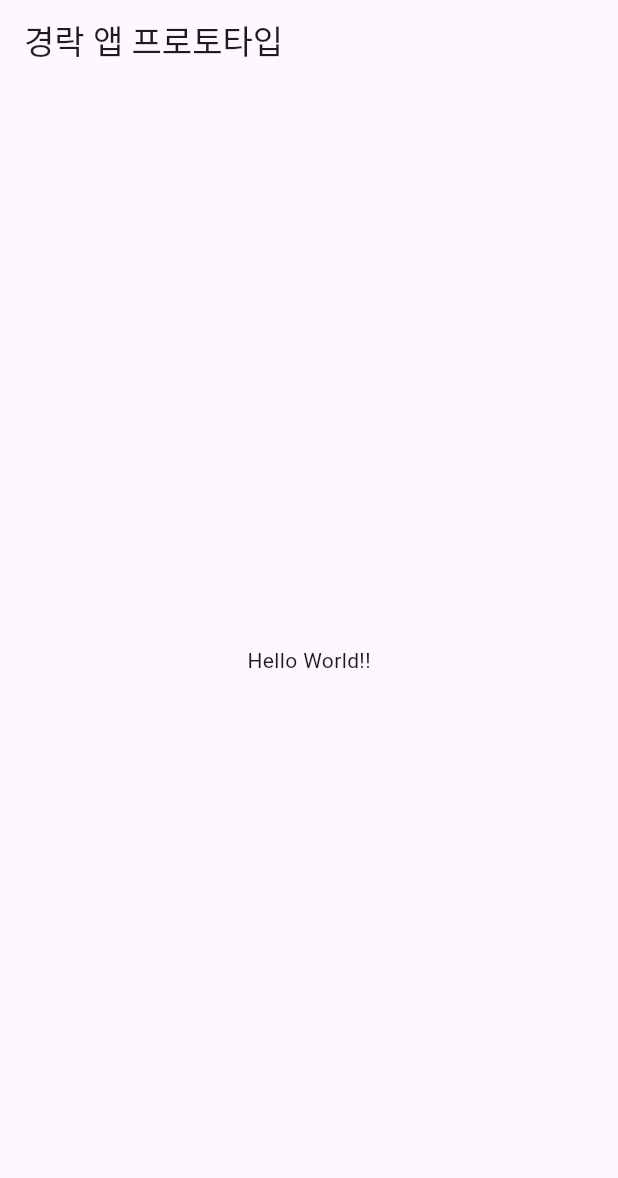
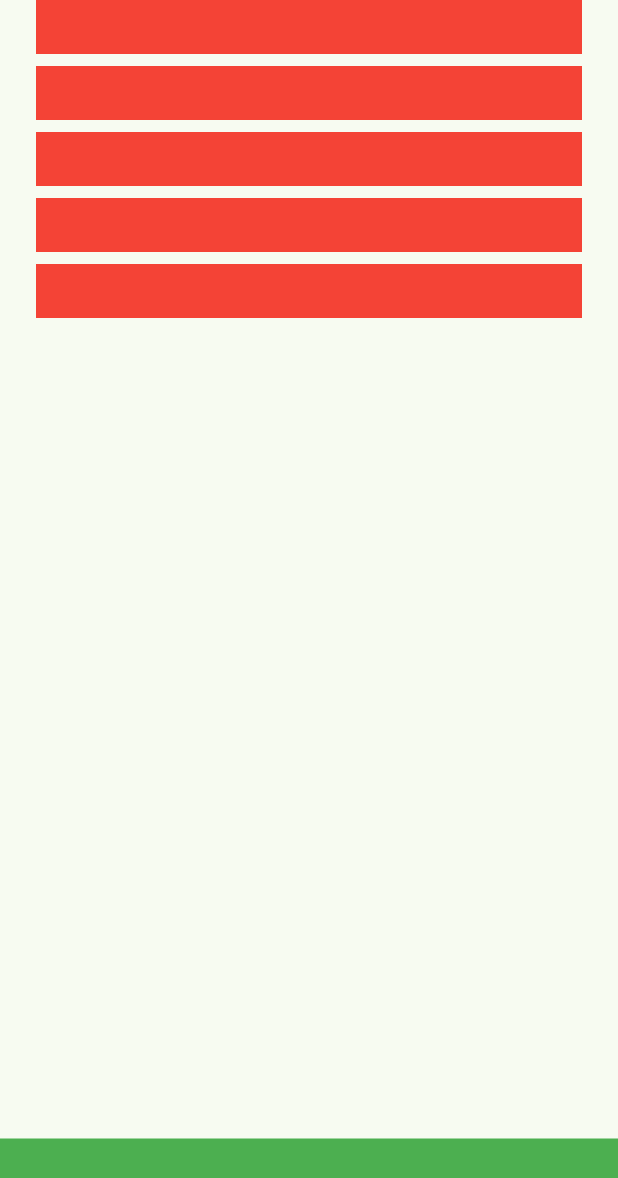
Before and after one commit to Gyeongrak-checker/Gyenongrak-app, a Flutter app: the screen it shows after launch, on a phone screen of 412 x 824 dp. Shown: the top 1178 px of the screen. Run offline on Flutter 3.47's test engine with Material 3 defaults, Android fonts, the phone set to English and light mode, and no system bars.

Commit message:
feat: 레이아웃 구성1

```diff
--- a/lib/main.dart
+++ b/lib/main.dart
@@ -1,4 +1,5 @@
 import 'package:flutter/material.dart';
+import 'package:gyenongrak_app/screens/main_screen.dart';
 
 void main() {
   runApp(const MyApp());
@@ -12,16 +13,9 @@ class MyApp extends StatelessWidget {
     return MaterialApp(
       title: 'Flutter Demo',
       theme: ThemeData(
-        colorScheme: ColorScheme.fromSeed(seedColor: Colors.deepPurple),
+        colorScheme: ColorScheme.fromSeed(seedColor: Colors.green),
       ),
-      home: Material(
-        child: Scaffold(
-          appBar: AppBar(title: Text("경락 앱 프로토타입"),),
-          body: Center(
-            child: Text('Hello World!!'),
-          ),
-        ),
-      ),
+      home: Material(child: MainScreen()),
     );
   }
 }
--- /dev/null
+++ b/lib/screens/main_screen.dart
@@ -0,0 +1,16 @@
+import 'package:flutter/material.dart';
+import 'package:gyenongrak_app/widgets/filter/bottom_filter.dart';
+import 'package:gyenongrak_app/widgets/gyuenongrak/gyuenongrak_list_view.dart';
+
+class MainScreen extends StatelessWidget {
+  const MainScreen({super.key});
+
+  @override
+  Widget build(BuildContext context) {
+    return SafeArea(
+      child: Scaffold(
+        body: Column(children: [GyuenongrakListView(), BottomFilter()]),
+      ),
+    );
+  }
+}
--- /dev/null
+++ b/lib/widgets/filter/bottom_filter.dart
@@ -0,0 +1,10 @@
+import 'package:flutter/material.dart';
+
+class BottomFilter extends StatelessWidget {
+  const BottomFilter({super.key});
+
+  @override
+  Widget build(BuildContext context) {
+    return Container(height: 65.0, color: Colors.green);
+  }
+}
--- /dev/null
+++ b/lib/widgets/gyuenongrak/gyuenongrak_list_view.dart
@@ -0,0 +1,29 @@
+import 'package:flutter/material.dart';
+import 'package:gyenongrak_app/widgets/gyuenongrak/list_item.dart';
+
+class GyuenongrakListView extends StatelessWidget {
+  const GyuenongrakListView({super.key});
+
+  @override
+  Widget build(BuildContext context) {
+    return Expanded(
+      child: Padding(
+        padding: const EdgeInsets.only(left: 8.0, right: 8.0),
+        child: ListView(
+          children: [
+            FilterListItem(),
+            SizedBox(height: 8.0),
+            FilterListItem(),
+            SizedBox(height: 8.0),
+            FilterListItem(),
+            SizedBox(height: 8.0),
+            FilterListItem(),
+            SizedBox(height: 8.0),
+            FilterListItem(),
+            SizedBox(height: 8.0),
+          ],
+        ),
+      ),
+    );
+  }
+}
--- /dev/null
+++ b/lib/widgets/gyuenongrak/list_item.dart
@@ -0,0 +1,14 @@
+import 'package:flutter/material.dart';
+
+class FilterListItem extends StatelessWidget {
+  const FilterListItem({super.key});
+
+  @override
+  Widget build(BuildContext context) {
+    return Container(
+      color: Colors.red,
+      height: 36,
+      margin: EdgeInsets.only(left: 16.0, right: 16.0),
+    );
+  }
+}
```
